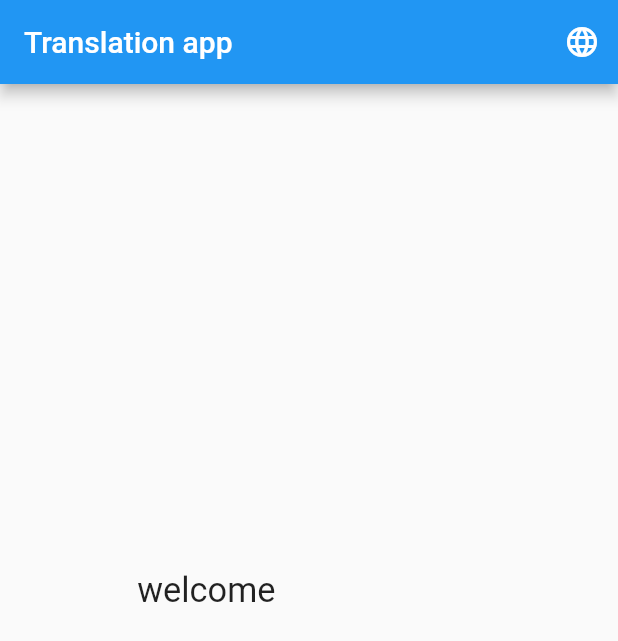
After one commit to shadysamara/gsg_ui2022, a Flutter app: the screen it shows after launch, on a phone screen of 412 x 824 dp. The commit adds this screen. Shown: the top 641 px of the screen. Run offline on Flutter 3.47's test engine with Material 2 defaults, Android fonts, the phone set to English and light mode, and no system bars; our stand-ins replace cached_network_image, easy_localization, flutter_screenutil, lottie, share_plus.

Commit message:
localization and responsive

```diff
--- /dev/null
+++ b/assets/langs/ar.json
@@ -0,0 +1,6 @@
+{
+    "welcome":"مرحبا",
+    "App":"تطبيق",
+    "main":"الصفحة الرئيسية",
+      "app_name":"تطبيق الترجمة"
+}
--- /dev/null
+++ b/assets/langs/en.json
@@ -0,0 +1,6 @@
+{
+    "welcome":"welcome",
+    "App":"Application",
+    "main":"Main Page",
+    "app_name":"Translation app"
+}
--- a/lib/main.dart
+++ b/lib/main.dart
@@ -1,17 +1,25 @@
 import 'dart:developer';
 
+import 'package:easy_localization/easy_localization.dart';
 import 'package:flutter/material.dart';
-import 'package:flutter_offline/flutter_offline.dart';
+import 'package:flutter_screenutil/flutter_screenutil.dart';
 import 'package:gsk_ui/data/news_app/views/screens/all_news_screen.dart';
 import 'package:gsk_ui/data/news_app/views/screens/main_screen.dart';
 import 'package:gsk_ui/instegram/instegram_feed.dart';
 import 'package:gsk_ui/my_first_ui.dart';
 import 'package:gsk_ui/screen2.dart';
-import 'package:gsk_ui/todo_app/views/screens/main_screen.dart';
+import 'package:gsk_ui/translated_ui.dart';
 
-void main() {
+void main() async {
+  WidgetsFlutterBinding.ensureInitialized();
+  await EasyLocalization.ensureInitialized();
   runApp(
-    MyApp(),
+    EasyLocalization(
+        supportedLocales: [Locale('en'), Locale('ar')],
+        path:
+            'assets/langs', // <-- change the path of the translation files
+        fallbackLocale: Locale('en'),
+        child: MyApp()),
   );
 }
 
@@ -33,28 +41,20 @@ class MyAppState extends State<MyApp> {
   @override
   Widget build(BuildContext context) {
     // TODO: implement build
-    return MaterialApp(
-      theme: isDark ? ThemeData.dark() : ThemeData.light(),
-      home: OfflineBuilder(
-        child: Column(
-          mainAxisAlignment: MainAxisAlignment.center,
-          children: <Widget>[
-            new Text(
-              'There are no bottons to push :)',
-            ),
-            new Text(
-              'Just turn off your internet.',
-            ),
-          ],
-        ),
-        connectivityBuilder: (BuildContext context,
-          ConnectivityResult connectivity, Widget child) {
-        if (connectivity == ConnectivityResult.wifi) {
-          return MainTodoPage();
-        } else {
-          return Scaffold(body: Center(child:Text('Offline')));
-        }
-      }),
+    return ScreenUtilInit(
+        designSize: const Size(360, 690),
+         minTextAdapt: true,
+        splitScreenMode: true,
+      builder: (context, child) {
+
+        return MaterialApp(
+          localizationsDelegates: context.localizationDelegates,
+          supportedLocales: context.supportedLocales,
+          locale: context.locale,
+          theme: isDark ? ThemeData.dark() : ThemeData.light(),
+          home: TranslatedUi(),
+        );
+      }
     );
   }
 }
--- /dev/null
+++ b/lib/translated_ui.dart
@@ -0,0 +1,29 @@
+import 'package:easy_localization/easy_localization.dart';
+import 'package:flutter/material.dart';
+import 'package:flutter_screenutil/flutter_screenutil.dart';
+
+class TranslatedUi extends StatelessWidget {
+  @override
+  Widget build(BuildContext context) {
+    // TODO: implement build
+    return Scaffold(
+      appBar: AppBar(
+        actions: [
+          IconButton(onPressed: (){
+            if(context.locale.toString()=="ar"){
+              context.setLocale(Locale('en'));
+            }else{
+                context.setLocale(Locale('ar'));
+            }
+          }, icon: Icon(Icons.language))
+        ],
+        title: Text('app_name'.tr()),
+      ),
+      body: Center(child:
+      SizedBox(
+        height: 100.h,
+        width: 200.w,
+        child: Text('welcome'.tr(),style: TextStyle(fontSize: 20.sp),))),
+    );
+  }
+}
--- a/pubspec.yaml
+++ b/pubspec.yaml
@@ -39,6 +39,8 @@ dependencies:
   flutter_offline: ^2.1.0
   share_plus: ^4.0.10
   lottie: ^1.3.0
+  easy_localization:
+  flutter_screenutil: ^5.5.3+2
 
 dev_dependencies:
   flutter_test:
@@ -67,6 +69,7 @@ flutter:
   - assets/images/
   - assets/icons/
   - assets/animations/
+  - assets/langs/
   # - images/a_dot_ham.jpeg
 
   # An image asset can refer to one or more resolution-specific "variants", see
```
Also changed, not shown: pubspec.lock, 1 other file.
